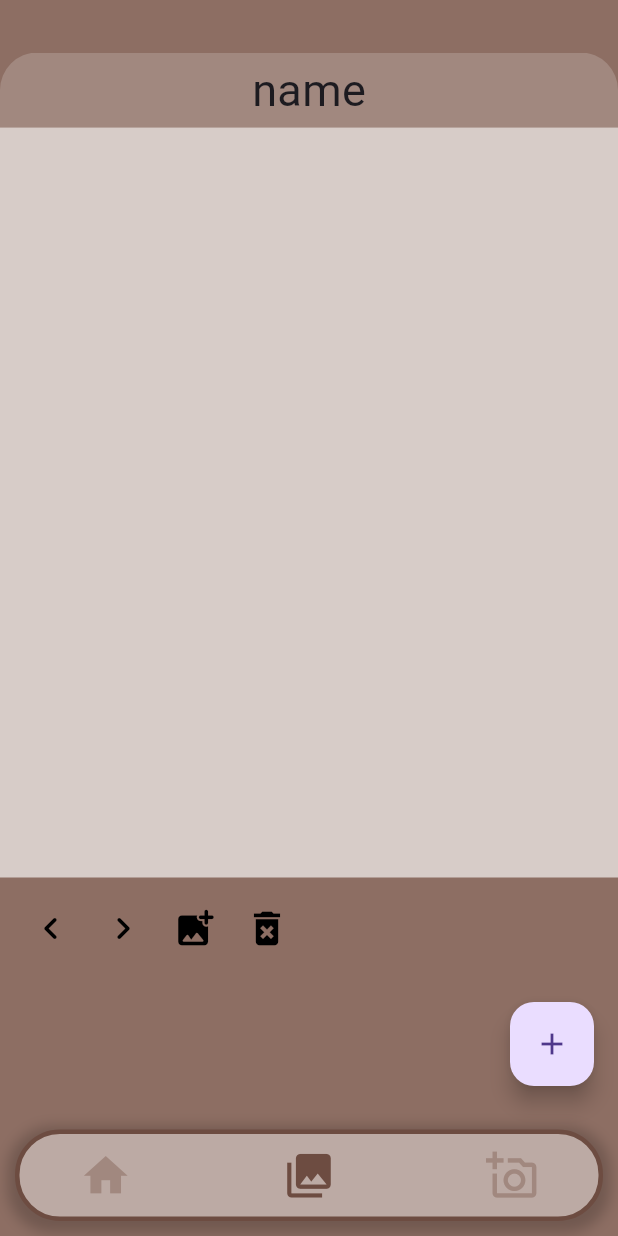
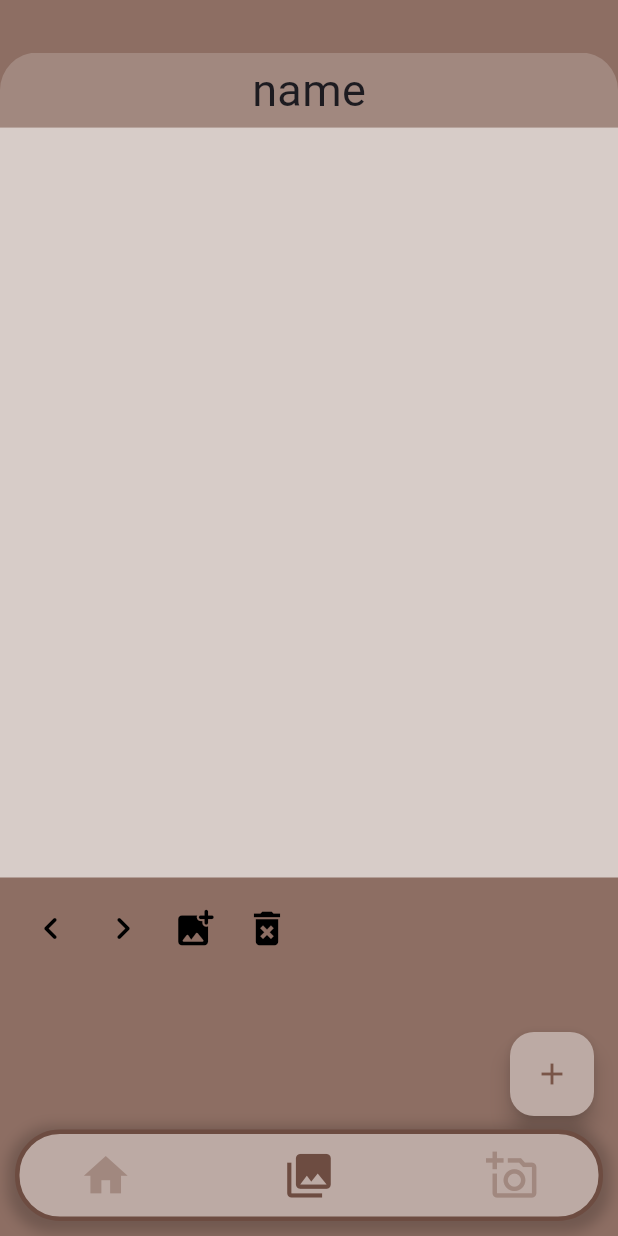
Before and after one commit to KacperCodeCore/flutter_garderobe, a Flutter app: the screen it shows after launch, item 2 of the bottom bar chosen, on a phone screen of 412 x 824 dp. Run offline on Flutter 3.47's test engine with Material 3 defaults, Android fonts, the phone set to English and light mode, and no system bars; drawn by our look-alikes of screenshot; our stand-ins replace flutter_keyboard_visibility, hive, hive_flutter, image_cropper, image_picker; missing offline and left inert: matrix_gesture_detector; accounts and stored records are empty.

Commit message:
after reinstalled 👌

```diff
--- a/flutter_application/lib/data/colection.dart
+++ b/flutter_application/lib/data/colection.dart
@@ -18,10 +18,18 @@ class ColectionElement {
   @HiveField(3)
   Matrix4 matrix4;
 
+  @HiveField(4)
+  double height;
+
+  @HiveField(5)
+  double width;
+
   ColectionElement({
     required this.name,
     required this.path,
     required this.matrix4,
+    required this.height,
+    required this.width,
   });
 }
 
--- a/flutter_application/lib/main.dart
+++ b/flutter_application/lib/main.dart
@@ -30,7 +30,7 @@ void main() async {
   // Open boxes
   await Hive.openBox<MyElement>('myElementBox');
   // await Hive.deleteBoxFromDisk('myElementBox');
-  // await Hive.openBox<ColectionElement>('colectionElementBox');
+  await Hive.openBox<ColectionElement>('colectionElementBox');
   await Hive.openBox<Colection>('colectionBox');
   // await Hive.deleteBoxFromDisk('colectionBox');
   await Hive.openBox<ApplicationData>('applicationDataBox');
@@ -70,7 +70,12 @@ class MyApp extends StatelessWidget {
       title: 'flutter_garderobe',
       debugShowCheckedModeBanner: false,
       home: HomePage(),
-      theme: ThemeData(scaffoldBackgroundColor: Colors.brown.shade400),
+      theme: ThemeData(
+          scaffoldBackgroundColor: Colors.brown.shade400,
+          floatingActionButtonTheme: FloatingActionButtonThemeData(
+            backgroundColor: Colors.brown.shade200,
+            foregroundColor: Colors.brown.shade500,
+          )),
       // theme: ThemeData(primarySwatch: Colors.brown)
     );
   }
--- a/flutter_application/lib/pages/colection/colection_bottom_sheet.dart
+++ b/flutter_application/lib/pages/colection/colection_bottom_sheet.dart
@@ -1,6 +1,5 @@
 import 'dart:io';
 
-import 'package:flutter/gestures.dart';
 import 'package:flutter/material.dart';
 import 'package:flutter_application/data/clother_type_adapter.dart';
 
```
Also changed, not shown: flutter_application/lib/pages/colection/colection_page.dart (+20 -11 lines), flutter_application/images/null.png (added), flutter_application/lib/data/colection.g.dart.
